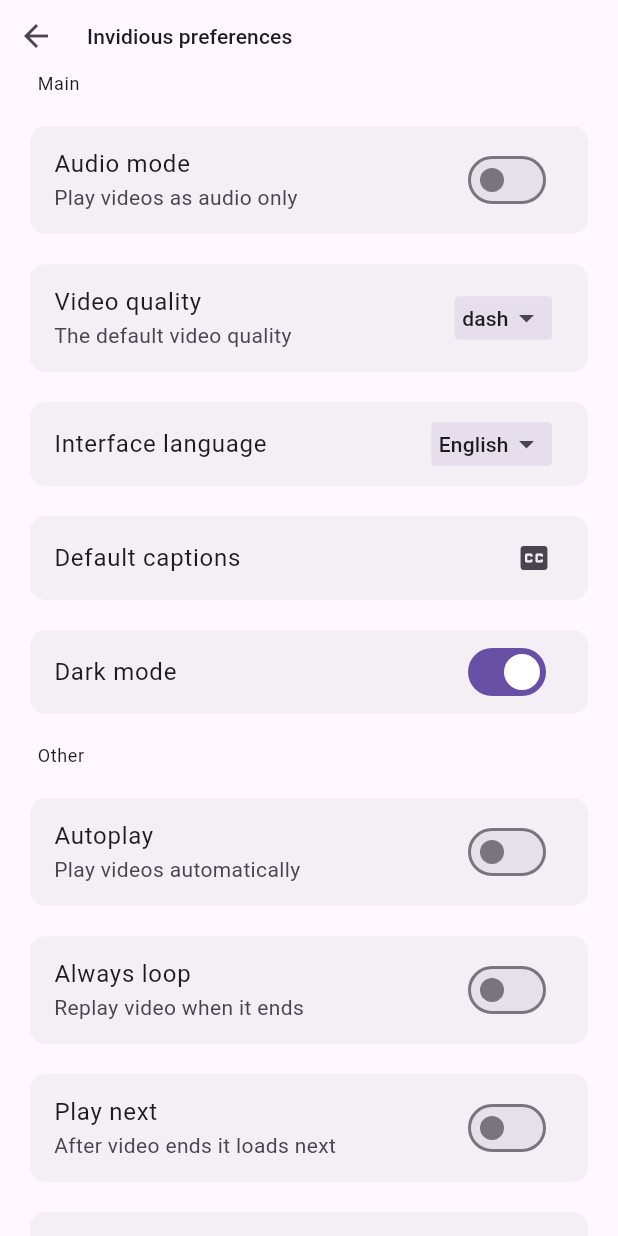
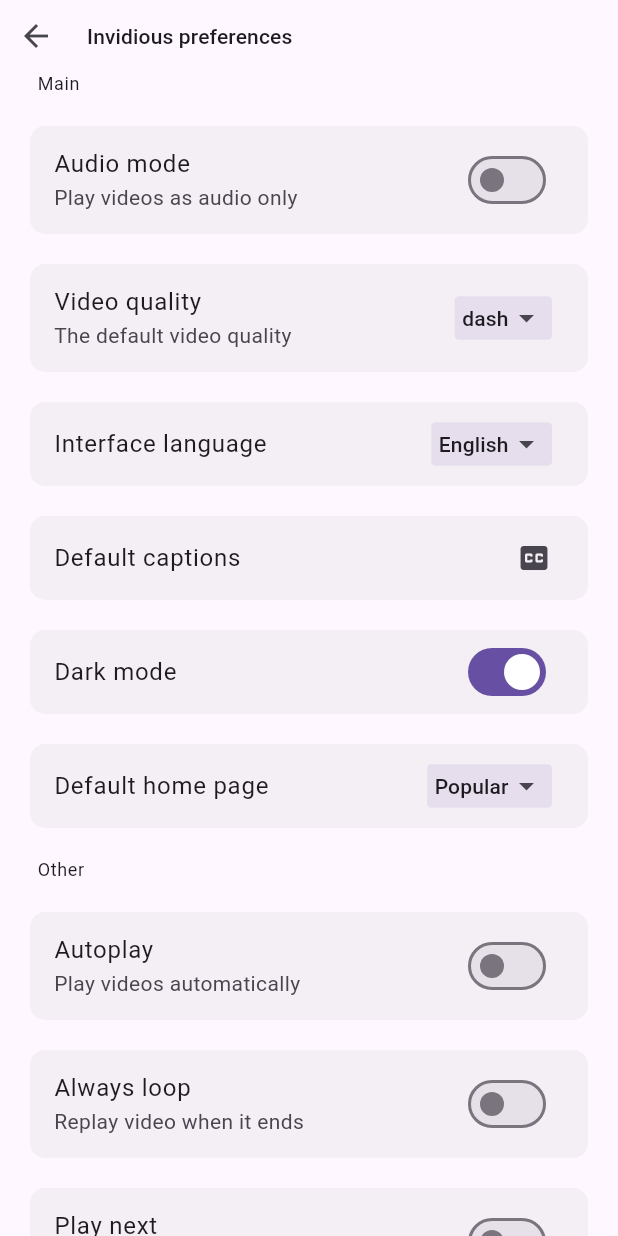
Before and after one commit to XxA7med66xX/forwardious, a Flutter app: the SettingsScreen screen opened by its route, after a tap on "Invidious preferences", on a phone screen of 412 x 824 dp. Run offline on Flutter 3.47's test engine with Material 3 defaults, Android fonts, the phone set to English and light mode, and no system bars; our stand-ins replace flutter_bloc, shared_preferences; missing offline and left inert: chrome_extension; accounts and stored records are empty; generated files the repository leaves out were written again; network calls fail.

Commit message:
Add default home page option
This option has 3 options 'Search','Popular','Trending'
Choosing one of them will change the default home page
of the selected Invidious instance.

```diff
--- /dev/null
+++ b/lib/backend/bloc/cubit/invidious/prefrences/default_homepage_cubit.dart
@@ -0,0 +1,59 @@
+import 'dart:convert';
+import 'package:flutter/material.dart';
+import 'package:flutter_bloc/flutter_bloc.dart';
+import 'package:forwardious/backend/chrome_api/cookies/cookies.dart';
+import 'package:forwardious/backend/invidious/preferences.dart';
+import 'package:forwardious/i18n/strings.g.dart';
+import 'package:shared_preferences/shared_preferences.dart';
+
+class DefaultHomePageCubit extends Cubit<String> {
+  DefaultHomePageCubit(this.prefs) : super('');
+
+  final SharedPreferences prefs;
+
+  late String selectedItem = prefs.getString('default_homepage') ?? 'popular';
+
+  // Map of language independent keys and their corresponding localized strings.
+  late Map<String, String> wordsMap;
+
+  void selected(String key) {
+    selectedItem = key;
+    prefs.setString('default_homepage', key);
+
+    // Set the values that will be used in [InvidiousPreferences]
+    if (key == 'search') {
+      prefs.setString('default_homepage_prefs', '');
+    } else if (key == 'popular') {
+      prefs.setString('default_homepage_prefs', 'Popular');
+    } else if (key == 'trending') {
+      prefs.setString('default_homepage_prefs', 'Trending');
+    }
+
+    ChromeCookies.override(
+      //The name of the invidious cookies.
+      'PREFS',
+      //The targeted URL is the preferences URL of the current instance.
+      '${prefs.getString('currentInstance')!}/preferences',
+      //The preferences are encoded to JSON and then URL-encoded.
+      Uri.encodeComponent(jsonEncode(InvidiousPreferences.preferences(prefs))),
+    );
+
+    emit(key);
+  }
+
+  // Build a wordsMap with localized strings using the context
+  void buildWordsMap(BuildContext context) {
+    wordsMap = {
+      'search': context.t.settingsScreen.invidiousPreferences.Search,
+      'popular': context.t.settingsScreen.invidiousPreferences.Popular,
+      'trending': context.t.settingsScreen.invidiousPreferences.Trending,
+    };
+    emit(selectedItem);
+  }
+
+  // Get localized item name using the key stored in selectedItem
+  String getSelectedItemName(BuildContext context) {
+    final String defaultValue = context.t.settingsScreen.invidiousPreferences.Popular;
+    return wordsMap[selectedItem] ?? defaultValue;
+  }
+}
--- a/lib/backend/invidious/preferences.dart
+++ b/lib/backend/invidious/preferences.dart
@@ -24,6 +24,7 @@ class InvidiousPreferences {
       "player_style": prefs.getString('playerStyle') ?? 'invidious',
       "related_videos": prefs.getBool('relatedVideos') ?? true,
       "dark_mode": prefs.getBool('isDarkMode') ?? false,
+      "default_home": prefs.getString('default_homepage_prefs') ?? 'Popular',
     };
   }
 
--- /dev/null
+++ b/lib/frontend/screens/settings/sections/general/invidious_preferences/options/default_homepage.dart
@@ -0,0 +1,42 @@
+import 'package:flutter/material.dart';
+import 'package:flutter_bloc/flutter_bloc.dart';
+import 'package:forwardious/backend/bloc/cubit/invidious/prefrences/default_homepage_cubit.dart';
+import 'package:forwardious/frontend/modules/option_card.dart';
+import 'package:forwardious/frontend/modules/popup_menu_button.dart';
+import 'package:forwardious/i18n/strings.g.dart';
+
+class DefaultHomePage extends StatelessWidget {
+  const DefaultHomePage({
+    super.key,
+  });
+
+  @override
+  Widget build(BuildContext context) {
+
+    // Rebuild wordsMap to ensure getting the latest translations
+    context.read<DefaultHomePageCubit>().buildWordsMap(context);
+
+    return BlocBuilder<DefaultHomePageCubit, String>(
+      builder: (context, state) {
+        return OptionCard.sub(
+          title: Text(context.t.settingsScreen.invidiousPreferences.defaultHome),
+          trailing: PopupMenu(
+            initialValue: context.read<DefaultHomePageCubit>().selectedItem,
+            onSelected: (value) {
+              context.read<DefaultHomePageCubit>().selected(value);
+            },
+            itemBuilder: (context) {
+              return context.read<DefaultHomePageCubit>().wordsMap.entries.map((entry) {
+                return PopupMenuItem(
+                  value: entry.key,
+                  child: Text(entry.value),
+                );
+              }).toList();
+            },
+            selectedItem: context.read<DefaultHomePageCubit>().getSelectedItemName(context),
+          ),
+        );
+      },
+    );
+  }
+}
--- a/lib/frontend/screens/settings/sections/general/invidious_preferences/preferences_screen.dart
+++ b/lib/frontend/screens/settings/sections/general/invidious_preferences/preferences_screen.dart
@@ -6,6 +6,7 @@ import 'package:forwardious/frontend/screens/settings/sections/general/invidious
 import 'package:forwardious/frontend/screens/settings/sections/general/invidious_preferences/options/auto_play.dart';
 import 'package:forwardious/frontend/screens/settings/sections/general/invidious_preferences/options/dark_mode.dart';
 import 'package:forwardious/frontend/screens/settings/sections/general/invidious_preferences/options/default_captions/default_captions.dart';
+import 'package:forwardious/frontend/screens/settings/sections/general/invidious_preferences/options/default_homepage.dart';
 import 'package:forwardious/frontend/screens/settings/sections/general/invidious_preferences/options/instance_locale.dart';
 import 'package:forwardious/frontend/screens/settings/sections/general/invidious_preferences/options/play_next.dart';
 import 'package:forwardious/frontend/screens/settings/sections/general/invidious_preferences/options/player_style.dart';
@@ -32,6 +33,7 @@ class InvidiousPreferencesScreen extends StatelessWidget {
             const InstanceLocale(),
             const DefaultCaptions(),
             const DarkMode(),
+            const DefaultHomePage(),
             SectionTitle(title: context.t.settingsScreen.other),
             const AutoPlay(),
             const AlwaysLoop(),
--- a/lib/i18n/strings.i18n.json
+++ b/lib/i18n/strings.i18n.json
@@ -58,7 +58,11 @@
       "playerStyle": "Player style",
       "playerStyleSubtitle": "Style of video border",
       "relatedVideos": "Show related videos",
-      "darkMode": "Dark mode"
+      "darkMode": "Dark mode",
+      "defaultHome": "Default home page",
+      "Search": "Search",
+      "Popular": "Popular",
+      "Trending": "Trending"
     },
     "Main": "Main",
     "other": "Other"
--- a/lib/i18n/strings_ar.i18n.json
+++ b/lib/i18n/strings_ar.i18n.json
@@ -58,7 +58,11 @@
       "playerStyle": "شكل المشغل",
       "playerStyleSubtitle": "شكل إيطار الفيديو",
       "relatedVideos": "عرض الفيديوهات ذات صلة",
-      "darkMode": "الوضع المظلم"
+      "darkMode": "الوضع المظلم",
+      "defaultHome": "الصفحة الرئيسية الإفتراضية",
+      "Search": "البحث",
+      "Popular": "الشائع",
+      "Trending": "الأكثر شعبية"
     },
     "Main": "الرئيسية",
     "other": "أُخرى"
--- a/lib/main.dart
+++ b/lib/main.dart
@@ -6,6 +6,7 @@ import 'package:forwardious/backend/bloc/cubit/invidious/prefrences/audio_mode_c
 import 'package:forwardious/backend/bloc/cubit/invidious/prefrences/auto_play_cubit.dart';
 import 'package:forwardious/backend/bloc/cubit/invidious/prefrences/dark_mode_cubit.dart';
 import 'package:forwardious/backend/bloc/cubit/invidious/prefrences/default_captions_cubit.dart';
+import 'package:forwardious/backend/bloc/cubit/invidious/prefrences/default_homepage_cubit.dart';
 import 'package:forwardious/backend/bloc/cubit/invidious/prefrences/instance_language_cubit.dart';
 import 'package:forwardious/backend/bloc/cubit/invidious/prefrences/play_next_cubit.dart';
 import 'package:forwardious/backend/bloc/cubit/invidious/prefrences/player_style_cubit.dart';
@@ -65,6 +66,7 @@ class MainApp extends StatelessWidget {
         BlocProvider(create: (context) => PlayerStyleCubit(prefs)),
         BlocProvider(create: (context) => ShowRelatedVideosCubit(prefs)),
         BlocProvider(create: (context) => DarkModeCubit(prefs)),
+        BlocProvider(create: (context) => DefaultHomePageCubit(prefs)),
       ],
       child: BlocBuilder<ThemeCubit, bool>(
         builder: (context, state) {
```
Also changed, not shown: lib/i18n/strings.g.dart.
